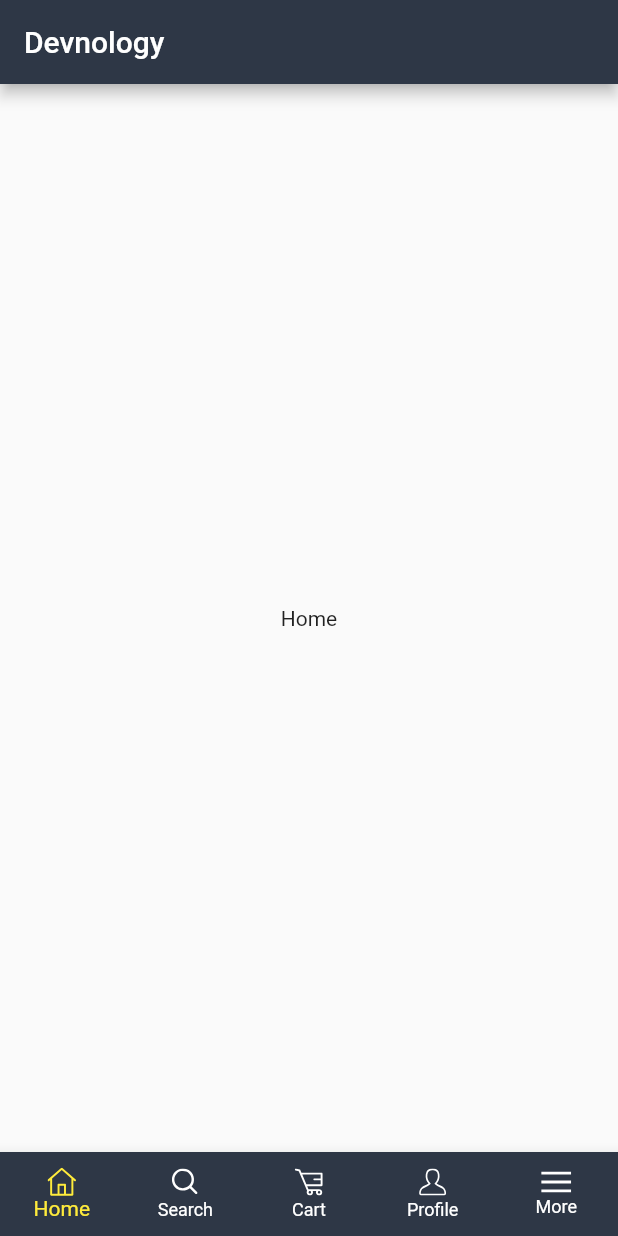
After one commit to Mathvdias/devnology, a Flutter app: the screen it shows after launch, on a phone screen of 412 x 824 dp. The commit adds this screen. Run offline on Flutter 3.47's test engine with Material 2 defaults, Android fonts, the phone set to English and light mode, and no system bars; our stand-ins replace bloc, equatable, flutter_bloc, flutter_svg.

Commit message:
feat: create splash file and refactor navigation

```diff
--- a/lib/main.dart
+++ b/lib/main.dart
@@ -1,5 +1,6 @@
 import 'package:devnology/src/bloc/bottom_navigation/bottom_navigation_bloc.dart';
-import 'package:devnology/src/presentation/bottom_navigation/bottom_navigation.dart';
+import 'package:devnology/src/presentation/navigation/bottom_navigation.dart';
+import 'package:devnology/src/presentation/pages/home/home_page.dart';
 import 'package:flutter/material.dart';
 import 'package:flutter_bloc/flutter_bloc.dart';
 import 'package:provider/provider.dart';
@@ -18,7 +19,7 @@ class MyApp extends StatelessWidget {
         BlocProvider(create: (BuildContext context) => NavigationCubit())
       ],
       child: MaterialApp(
-        home: const BottomNavigationBarWidget(),
+        home: const NavigationBarWidget(),
         title: 'Devnology',
         theme: ThemeData(
           primaryColor: const Color(0xff2E3746),
--- /dev/null
+++ b/lib/src/presentation/navigation/bottom_navigation.dart
@@ -0,0 +1,50 @@
+import 'package:flutter/material.dart';
+import 'package:flutter_bloc/flutter_bloc.dart';
+
+import '../../bloc/bottom_navigation/bottom_navigation_bloc.dart';
+import '../../bloc/bottom_navigation/bottom_navigation_state.dart';
+import 'widgets/bottom_navigation_widget.dart';
+
+class NavigationBarWidget extends StatefulWidget {
+  const NavigationBarWidget({super.key});
+
+  @override
+  State<NavigationBarWidget> createState() => _NavigationBarWidgetState();
+}
+
+class _NavigationBarWidgetState extends State<NavigationBarWidget> {
+  @override
+  Widget build(BuildContext context) {
+    return Scaffold(
+      appBar: AppBar(
+        title: const Text('Devnology'),
+      ),
+      bottomNavigationBar: const BottomNavigationWidget(),
+      body: BlocBuilder<NavigationCubit, NavigationState>(
+          builder: (context, state) {
+        if (state.navbarItem == NavbarItem.home) {
+          return const Center(
+            child: Text('Home'),
+          );
+        } else if (state.navbarItem == NavbarItem.search) {
+          return const Center(
+            child: Text('Search'),
+          );
+        } else if (state.navbarItem == NavbarItem.cart) {
+          return const Center(
+            child: Text('Cart'),
+          );
+        } else if (state.navbarItem == NavbarItem.profile) {
+          return const Center(
+            child: Text('Profile'),
+          );
+        } else if (state.navbarItem == NavbarItem.more) {
+          return const Center(
+            child: Text('More'),
+          );
+        }
+        return Container();
+      }),
+    );
+  }
+}
--- /dev/null
+++ b/lib/src/presentation/navigation/widgets/bottom_navigation_widget.dart
@@ -0,0 +1,67 @@
+import 'package:flutter/material.dart';
+import 'package:flutter_bloc/flutter_bloc.dart';
+import 'package:flutter_svg/svg.dart';
+
+import '../../../bloc/bottom_navigation/bottom_navigation_bloc.dart';
+import '../../../bloc/bottom_navigation/bottom_navigation_state.dart';
+
+class BottomNavigationWidget extends StatelessWidget {
+  const BottomNavigationWidget({
+    Key? key,
+  }) : super(key: key);
+
+  @override
+  Widget build(BuildContext context) {
+    return BlocBuilder<NavigationCubit, NavigationState>(
+      builder: (context, state) {
+        return BottomNavigationBar(
+          type: BottomNavigationBarType.fixed,
+          currentIndex: state.index,
+          backgroundColor: const Color(0xff2E3746),
+          selectedItemColor: Colors.yellow,
+          unselectedItemColor: Colors.white,
+          items: <BottomNavigationBarItem>[
+            BottomNavigationBarItem(
+              icon: SvgPicture.asset(
+                'assets/icons/home.svg',
+                color: state.index == 0 ? Colors.yellow : Colors.white,
+              ),
+              label: 'Home',
+            ),
+            BottomNavigationBarItem(
+              icon: SvgPicture.asset(
+                'assets/icons/search.svg',
+                color: state.index == 1 ? Colors.yellow : Colors.white,
+              ),
+              label: 'Search',
+            ),
+            BottomNavigationBarItem(
+              icon: SvgPicture.asset(
+                'assets/icons/cart.svg',
+                color: state.index == 2 ? Colors.yellow : Colors.white,
+              ),
+              label: 'Cart',
+            ),
+            BottomNavigationBarItem(
+              icon: SvgPicture.asset(
+                'assets/icons/profile.svg',
+                color: state.index == 3 ? Colors.yellow : Colors.white,
+              ),
+              label: 'Profile',
+            ),
+            BottomNavigationBarItem(
+              icon: SvgPicture.asset(
+                'assets/icons/menu.svg',
+                color: state.index == 4 ? Colors.yellow : Colors.white,
+              ),
+              label: 'More',
+            ),
+          ],
+          onTap: (index) {
+            BlocProvider.of<NavigationCubit>(context).getIndex(index);
+          },
+        );
+      },
+    );
+  }
+}
```
Also changed, not shown: lib/src/presentation/bottom_navigation/bottom_navigation.dart (deleted, +0 -101 lines).
